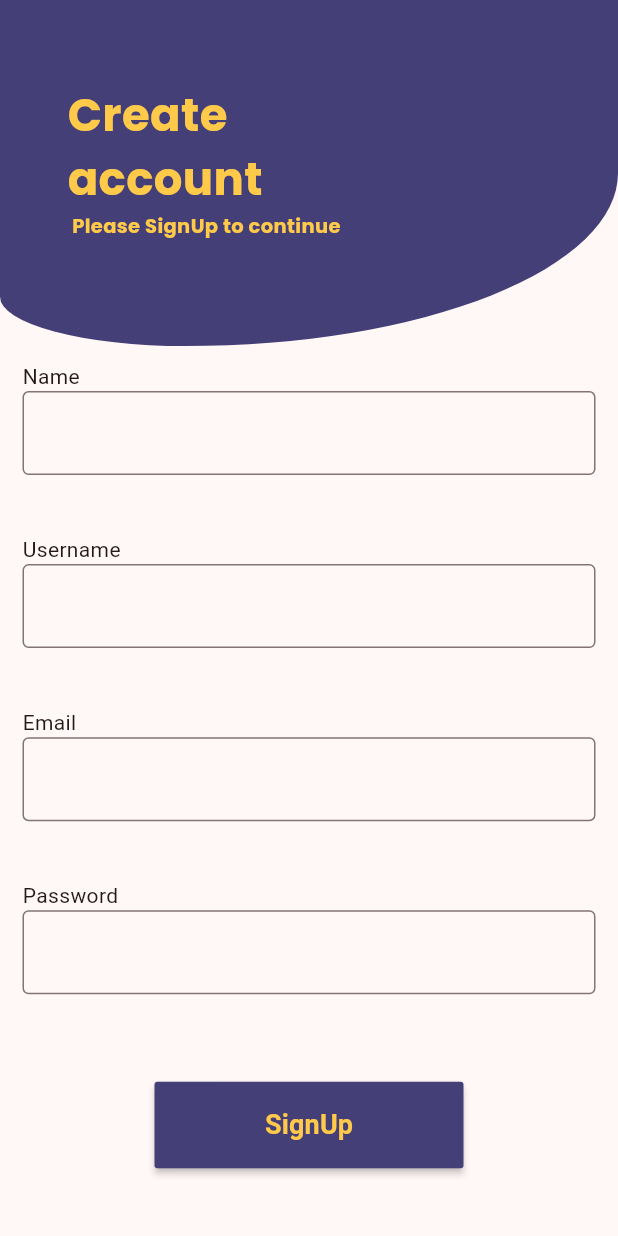
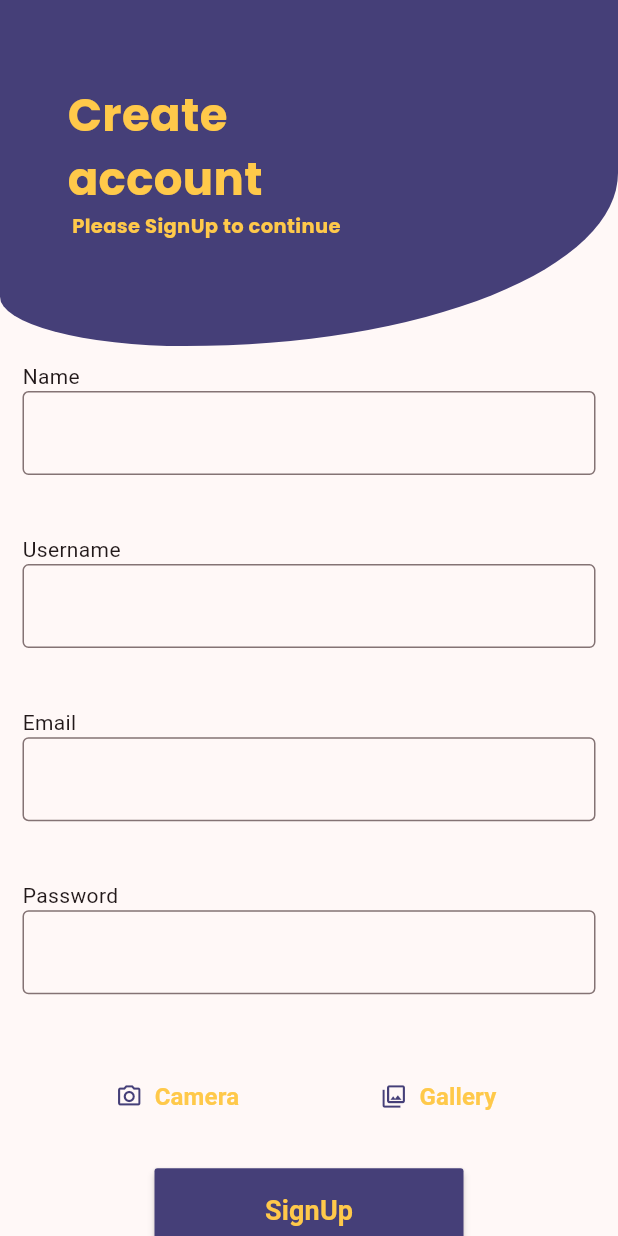
Before and after one commit to nithaparveen/social_media_application, a Flutter app: the screen it shows after launch, on a phone screen of 412 x 824 dp. Run offline on Flutter 3.47's test engine with Material 3 defaults, Android fonts, the phone set to English and light mode, and no system bars; our stand-ins replace flashy_tab_bar2, google_fonts.

```diff
--- a/lib/presentation/home_screen/view/home_screen.dart
+++ b/lib/presentation/home_screen/view/home_screen.dart
@@ -17,6 +17,7 @@ class HomeScreen extends StatefulWidget {
 
 class _HomeScreenState extends State<HomeScreen> {
   var surl = "https://maps.app.goo.gl/yQdJptcDhhyT1naFA";
+
   @override
   Widget build(BuildContext context) {
     var size = MediaQuery.of(context).size;
--- a/lib/presentation/registration_screen/view/registration_screen.dart
+++ b/lib/presentation/registration_screen/view/registration_screen.dart
@@ -70,6 +70,44 @@ class RegistrationScreen extends StatelessWidget {
                   ),TitleAndTextFormField(
                     text: 'Password',
                   ),
+                  Row(
+                    mainAxisAlignment: MainAxisAlignment.spaceEvenly,
+                    children: [
+                      MaterialButton(
+                          minWidth: size.width * .3,
+                          height: size.height * .07,
+                          onPressed: () {},
+                          child: TextButton.icon(
+                            onPressed: () {},
+                            icon: Icon(
+                              Icons.camera_alt_outlined,
+                              color: ColorTheme.blue,
+                            ),
+                            label: Text(
+                              "Camera",
+                              style: GLTextStyles.leagueSpartan(
+                                  size: 16, color: ColorTheme.yellow),
+                            ),
+                          )),
+                      MaterialButton(
+                          minWidth: size.width * .3,
+                          height: size.height * .07,
+                          onPressed: () {},
+                          child: TextButton.icon(
+                            onPressed: () {},
+                            icon: Icon(
+                              Icons.photo_library_outlined,
+                              color: ColorTheme.blue,
+                            ),
+                            label: Text(
+                              "Gallery",
+                              style: GLTextStyles.leagueSpartan(
+                                  size: 16, color: ColorTheme.yellow),
+                            ),
+                          ))
+                    ],
+                  ),
+
                   SizedBox(height: size.height*.023,),
                   MaterialButton(
                       color: ColorTheme.blue,
```
Also changed, not shown: lib/app_config/app_config.dart (added, +18 -0 lines), lib/repository/helper/api_helper.dart (+53 -53 lines), lib/presentation/search_screen/view/search_screen.dart (line endings or trailing spaces), lib/repository/api/login_screen/service/login_service.dart (added), lib/repository/api/registration_screen/service/registration_service.dart (added).
